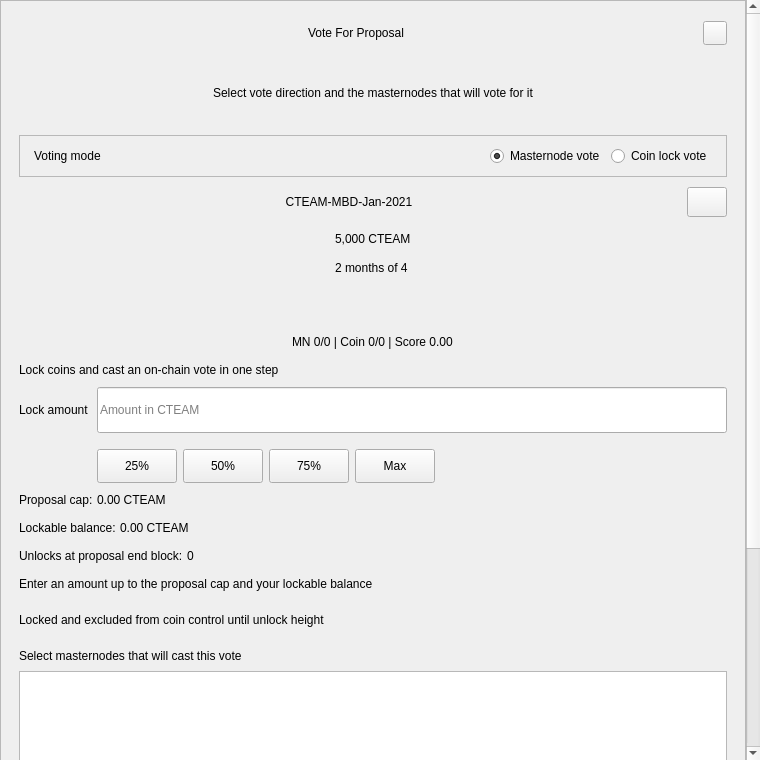
The window that src/qt/forms/votedialog.ui (OrganicLifeCoin/OrganLife-Core) describes before a commit, drawn with Qt 5.
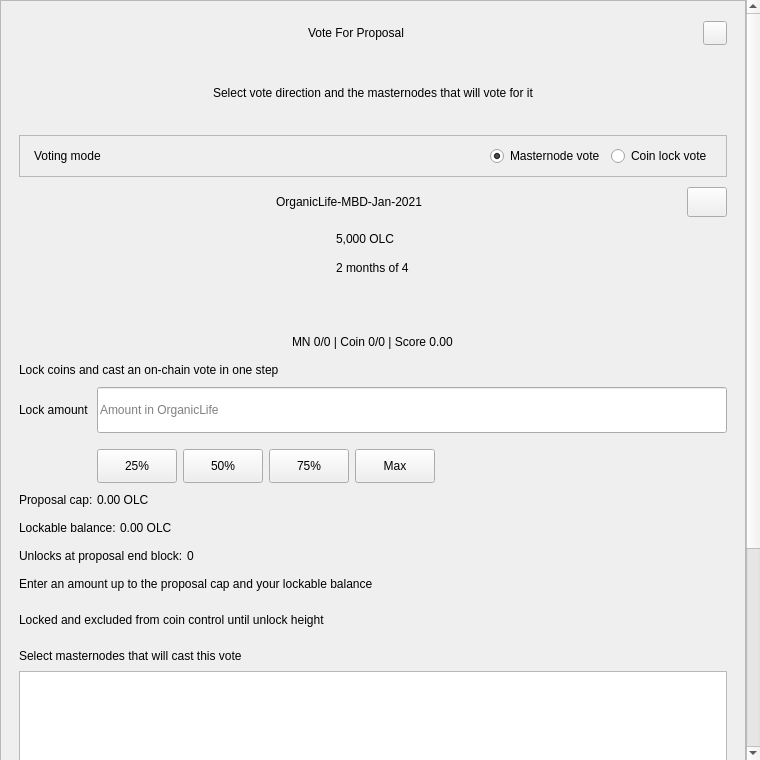
The same window after the commit.

Commit message: Phase 2: rebrand CTEAM/pivx -> OrganicLife Coin (OLC); rename binaries and sources

Diff of the .ui file:
```diff
--- a/src/qt/forms/votedialog.ui
+++ b/src/qt/forms/votedialog.ui
@@ -276,7 +276,7 @@
            </size>
           </property>
           <property name="text">
-           <string notr="true">CTEAM-MBD-Jan-2021</string>
+           <string notr="true">OrganicLife-MBD-Jan-2021</string>
           </property>
           <property name="alignment">
            <set>Qt::AlignCenter</set>
@@ -337,7 +337,7 @@
          <item>
           <widget class="QLabel" name="labelAmount">
            <property name="text">
-            <string notr="true">5,000 CTEAM</string>
+            <string notr="true">5,000 OLC</string>
            </property>
           </widget>
          </item>
@@ -510,7 +510,7 @@
               </size>
              </property>
              <property name="placeholderText">
-              <string>Amount in CTEAM</string>
+              <string>Amount in OrganicLife</string>
              </property>
             </widget>
            </item>
@@ -615,7 +615,7 @@
            <item>
             <widget class="QLabel" name="labelCoinProposalCapValue">
              <property name="text">
-              <string>0.00 CTEAM</string>
+              <string>0.00 OLC</string>
              </property>
             </widget>
            </item>
@@ -649,7 +649,7 @@
            <item>
             <widget class="QLabel" name="labelCoinLockableBalanceValue">
              <property name="text">
-              <string>0.00 CTEAM</string>
+              <string>0.00 OLC</string>
              </property>
             </widget>
            </item>
```
The commit also changes 505 other files.
